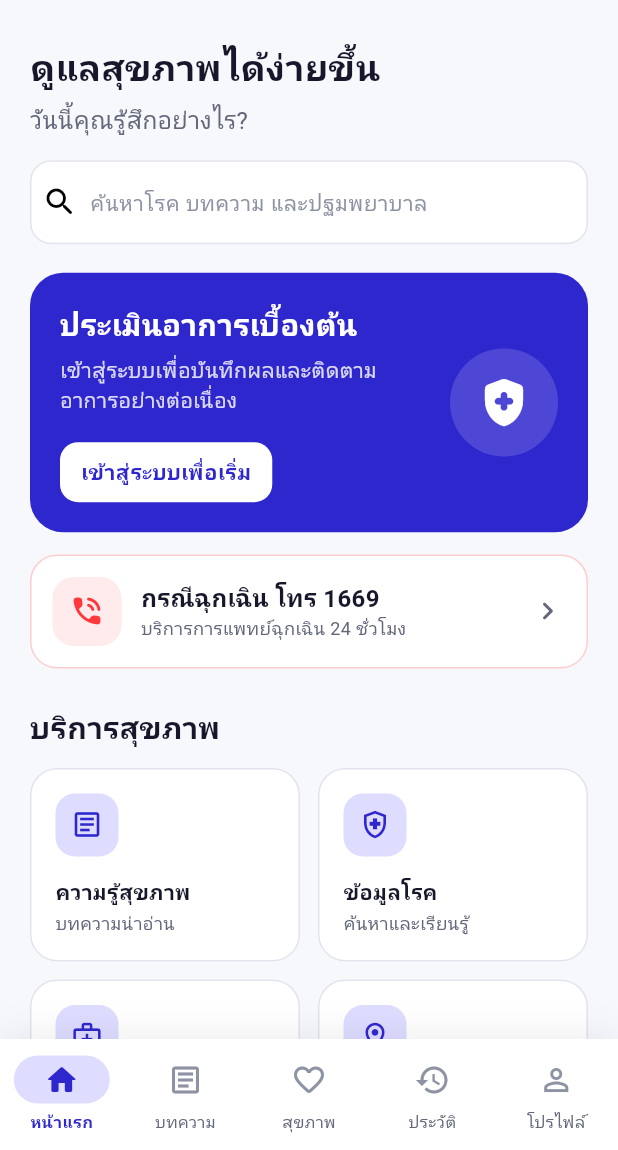
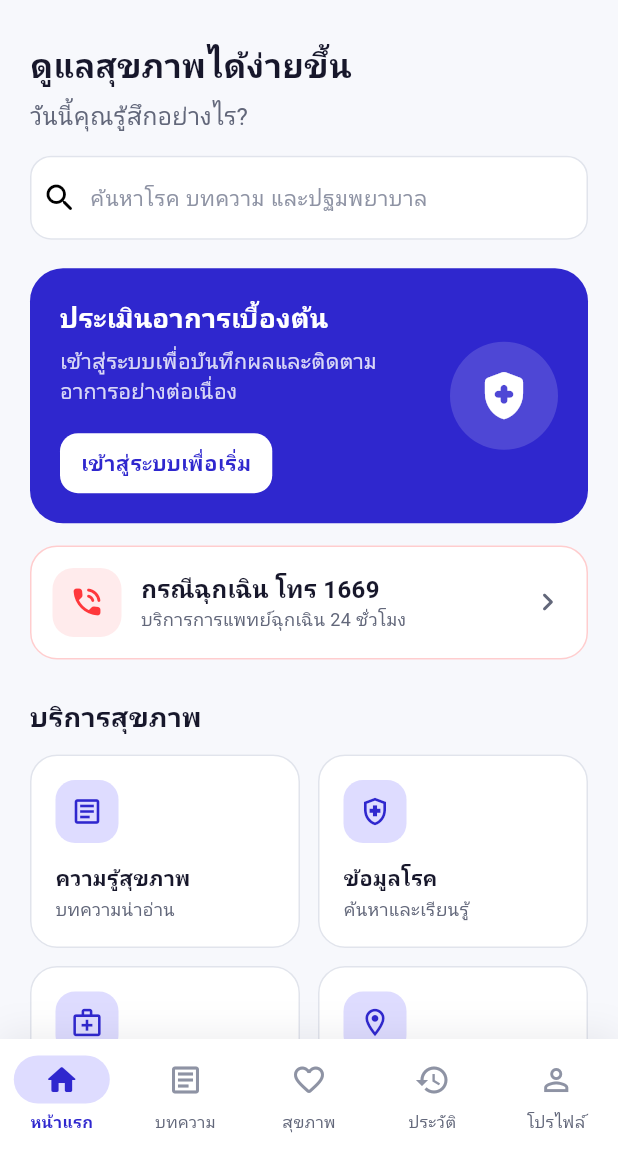
Before and after one commit to wirachai-r/project, a Flutter app: the screen it shows after launch, on a phone screen of 412 x 824 dp, the part 86-1236 px from its top. Run offline on Flutter 3.47's test engine with Material 3 defaults, Android fonts, the phone set to English and light mode, and no system bars; our stand-ins replace cached_network_image, flutter_html, flutter_local_notifications, flutter_map, flutter_svg, geolocator and 7 more; missing offline and left inert: dart:html, healthicons_flutter; accounts and stored records are empty; network calls fail; Roboto replaces fonts that are missing (Prompt).

Commit message:
feat: mobile

```diff
--- a/mobile/lib/core/theme/app_text_styles.dart
+++ b/mobile/lib/core/theme/app_text_styles.dart
@@ -5,13 +5,13 @@ import 'app_colors.dart';
 class AppTextStyles {
   // --- Logo font (Fredoka — rounded bold เหมือนโลโก้) ---
   static TextStyle get logo_h1 => GoogleFonts.googleSansFlex(
-    fontSize: 32,
+    fontSize: 30,
     fontWeight: FontWeight.w900,
     color: AppColors.primary,
   );
 
   static TextStyle get logo_h2 => GoogleFonts.googleSansFlex(
-    fontSize: 28,
+    fontSize: 26,
     fontWeight: FontWeight.w900,
     color: AppColors.primary,
   );
@@ -30,13 +30,13 @@ class AppTextStyles {
   );
 
   static TextStyle get h3 => GoogleFonts.prompt(
-    fontSize: 24,
+    fontSize: 22,
     fontWeight: FontWeight.w700,
     color: AppColors.textPrimary,
   );
 
   static TextStyle get h4 => GoogleFonts.prompt(
-    fontSize: 20,
+    fontSize: 18,
     fontWeight: FontWeight.w700,
     color: AppColors.textPrimary,
   );
```
